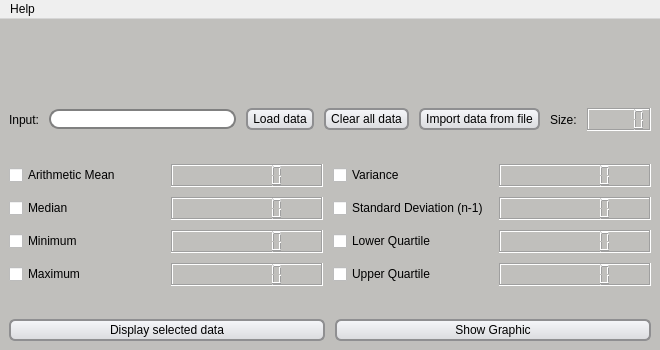
Old version of the form statistics-calculator/mainwindow.ui in the repository ignabelitzky/statistic-calculator.
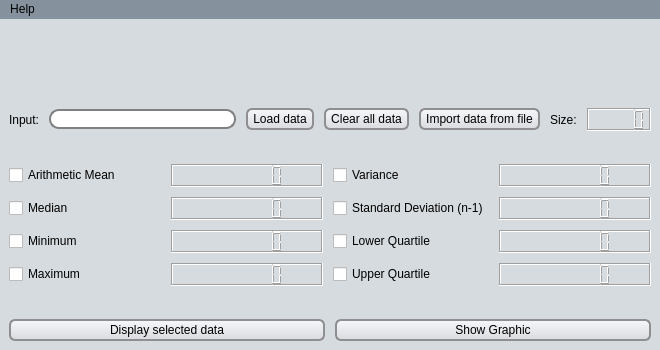
New version of the form. Icons and pictures are not drawn.

Commit message: Improvements in the user's interface

```diff
--- a/statistics-calculator/mainwindow.ui
+++ b/statistics-calculator/mainwindow.ui
@@ -46,9 +46,9 @@
      <colorrole role="Button">
       <brush brushstyle="SolidPattern">
        <color alpha="255">
-        <red>192</red>
-        <green>191</green>
-        <blue>188</blue>
+        <red>214</red>
+        <green>219</green>
+        <blue>223</blue>
        </color>
       </brush>
      </colorrole>
@@ -118,18 +118,18 @@
      <colorrole role="Base">
       <brush brushstyle="SolidPattern">
        <color alpha="255">
-        <red>255</red>
-        <green>255</green>
-        <blue>255</blue>
+        <red>214</red>
+        <green>219</green>
+        <blue>223</blue>
        </color>
       </brush>
      </colorrole>
      <colorrole role="Window">
       <brush brushstyle="SolidPattern">
        <color alpha="255">
-        <red>192</red>
-        <green>191</green>
-        <blue>188</blue>
+        <red>214</red>
+        <green>219</green>
+        <blue>223</blue>
        </color>
       </brush>
      </colorrole>
@@ -192,9 +192,9 @@
      <colorrole role="Button">
       <brush brushstyle="SolidPattern">
        <color alpha="255">
-        <red>192</red>
-        <green>191</green>
-        <blue>188</blue>
+        <red>214</red>
+        <green>219</green>
+        <blue>223</blue>
        </color>
       </brush>
      </colorrole>
@@ -264,18 +264,18 @@
      <colorrole role="Base">
       <brush brushstyle="SolidPattern">
        <color alpha="255">
-        <red>255</red>
-        <green>255</green>
-        <blue>255</blue>
+        <red>214</red>
+        <green>219</green>
+        <blue>223</blue>
        </color>
       </brush>
      </colorrole>
      <colorrole role="Window">
       <brush brushstyle="SolidPattern">
        <color alpha="255">
-        <red>192</red>
-        <green>191</green>
-        <blue>188</blue>
+        <red>214</red>
+        <green>219</green>
+        <blue>223</blue>
        </color>
       </brush>
      </colorrole>
@@ -338,9 +338,9 @@
      <colorrole role="Button">
       <brush brushstyle="SolidPattern">
        <color alpha="255">
-        <red>192</red>
-        <green>191</green>
-        <blue>188</blue>
+        <red>214</red>
+        <green>219</green>
+        <blue>223</blue>
        </color>
       </brush>
      </colorrole>
@@ -410,18 +410,18 @@
      <colorrole role="Base">
       <brush brushstyle="SolidPattern">
        <color alpha="255">
-        <red>192</red>
-        <green>191</green>
-        <blue>188</blue>
+        <red>214</red>
+        <green>219</green>
+        <blue>223</blue>
        </color>
       </brush>
      </colorrole>
      <colorrole role="Window">
       <brush brushstyle="SolidPattern">
        <color alpha="255">
-        <red>192</red>
-        <green>191</green>
-        <blue>188</blue>
+        <red>214</red>
+        <green>219</green>
+        <blue>223</blue>
        </color>
       </brush>
      </colorrole>
@@ -486,7 +486,15 @@
     <normaloff>:/images/calculator_icon.png</normaloff>:/images/calculator_icon.png</iconset>
   </property>
   <property name="styleSheet">
-   <string notr="true">QPushButton {
+   <string notr="true">QMainWindow {
+	background: #D6DBDF;
+}
+
+QMenuBar {
+	background: #85929E;
+}
+
+QPushButton {
 	border: 2px solid #8f8f91;
 	border-radius: 6px;
 	background-color: qlineargradient(x1: 0, y1: 0, x2: 0, y2: 1, stop: 0 #f6f7fa, stop: 1 #dadbde);
@@ -496,6 +504,10 @@
 	padding-bottom: 2px;
 }
 
+QPushButton:pressed {
+	background-color: #85929E;
+}
+
 QLineEdit {
     border: 2px solid gray;
     border-radius: 10px;
```
Left out of the diff: 3 changed lines with no effect on the pictures. The commit also changes 4 other files.
